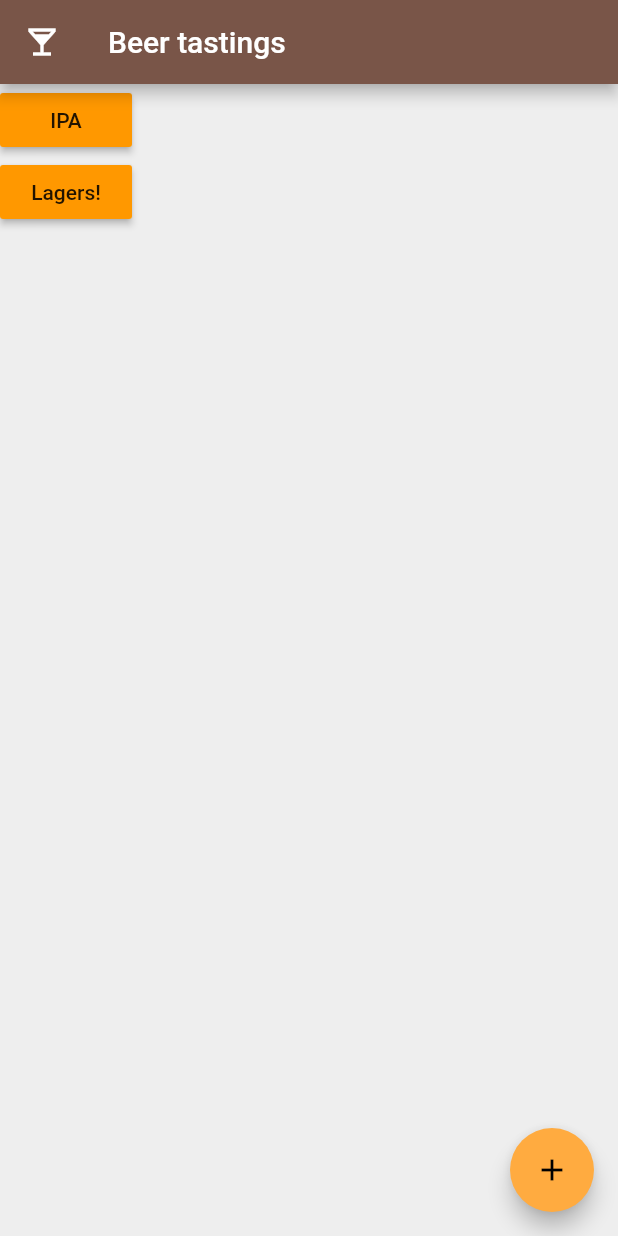
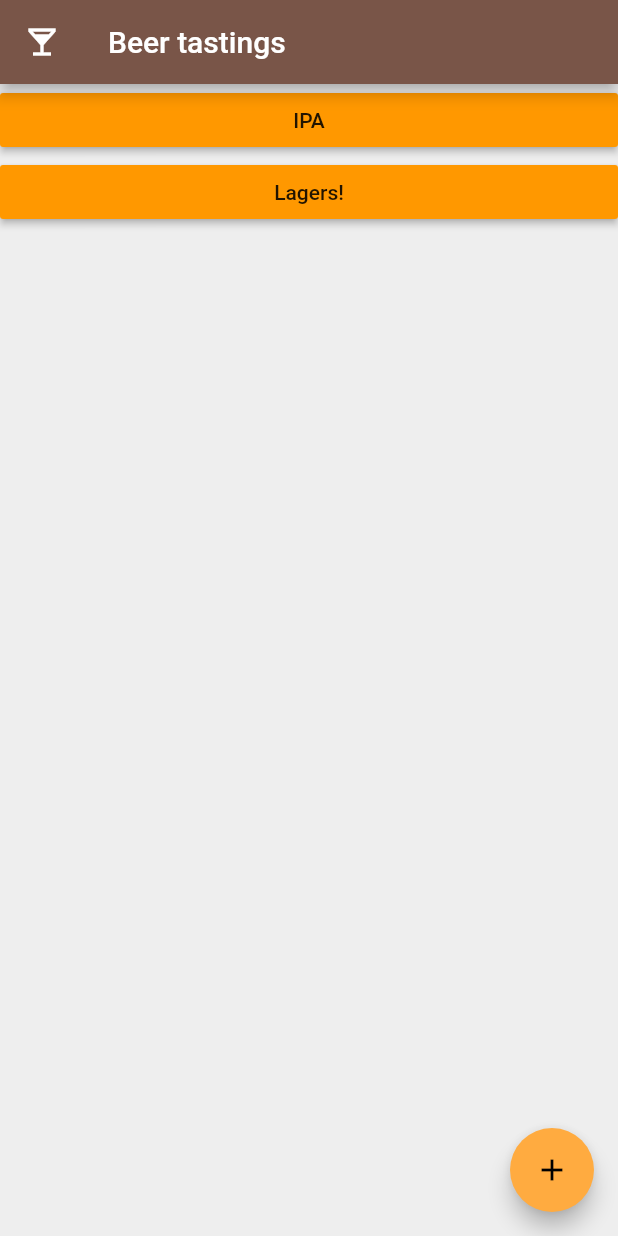
Before and after one commit to abilia/flutterbeer, a Flutter app: the screen it shows after launch, on a phone screen of 412 x 824 dp. Run offline on Flutter 3.47's test engine with Material 2 defaults, Android fonts, the light colour scheme and no system bars; our stand-ins replace flutter_redux, image_picker, redux.

Commit message:
- fill screen

```diff
--- a/lib/edit_views/join_tasting.dart
+++ b/lib/edit_views/join_tasting.dart
@@ -28,11 +28,14 @@ class JoinCard extends StatelessWidget {
 
   @override
   Widget build(BuildContext context) {
-    return RaisedButton(
-        child: Text(beerTasting.title),
-        onPressed: () {
-          Navigator.pushNamed(context, Vote.routeName,
-              arguments: beerTasting.id);
-        });
+    return SizedBox(
+      width: double.infinity,
+      child: RaisedButton(
+          child: Text(beerTasting.title),
+          onPressed: () {
+            Navigator.pushNamed(context, Vote.routeName,
+                arguments: beerTasting.id);
+          }),
+    );
   }
 }
```
